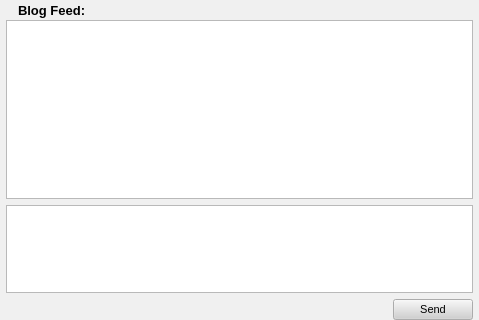
The window that retroshare-gui/src/gui/BlogDialog.ui (RetroShare/RetroShare) describes before a commit, drawn with Qt 5.
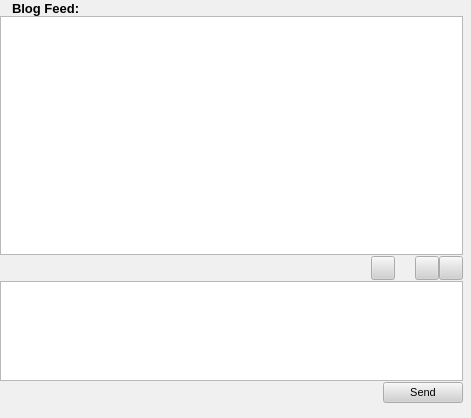
The same window after the commit. Icons and pictures are not drawn.

Commit message: Added the ability to have bold, underlined or font in italics.

What changed in the file:
```diff
--- a/retroshare-gui/src/gui/BlogDialog.ui
+++ b/retroshare-gui/src/gui/BlogDialog.ui
@@ -5,8 +5,8 @@
    <rect>
     <x>0</x>
     <y>0</y>
-    <width>479</width>
-    <height>320</height>
+    <width>471</width>
+    <height>418</height>
    </rect>
   </property>
   <property name="sizePolicy" >
@@ -504,52 +504,29 @@
   <property name="windowIcon" >
    <iconset/>
   </property>
-  <layout class="QGridLayout" >
-   <property name="leftMargin" >
-    <number>6</number>
+  <widget class="QWidget" name="" >
+   <property name="geometry" >
+    <rect>
+     <x>0</x>
+     <y>0</y>
+     <width>463</width>
+     <height>403</height>
+    </rect>
    </property>
-   <property name="topMargin" >
-    <number>0</number>
-   </property>
-   <property name="rightMargin" >
-    <number>6</number>
-   </property>
-   <property name="bottomMargin" >
-    <number>0</number>
-   </property>
-   <item row="0" column="0" >
-    <widget class="QSplitter" name="splitter" >
-     <property name="baseSize" >
-      <size>
-       <width>2</width>
-       <height>0</height>
-      </size>
-     </property>
-     <property name="orientation" >
-      <enum>Qt::Horizontal</enum>
-     </property>
-     <widget class="QWidget" name="layoutWidget" >
       <layout class="QGridLayout" >
        <property name="leftMargin" >
         <number>0</number>
        </property>
-       <property name="topMargin" >
-        <number>0</number>
-       </property>
-       <property name="rightMargin" >
-        <number>0</number>
-       </property>
-       <property name="bottomMargin" >
-        <number>0</number>
-       </property>
        <property name="horizontalSpacing" >
-        <number>0</number>
+     <number>-1</number>
        </property>
        <property name="verticalSpacing" >
-        <number>0</number>
+     <number>1</number>
        </property>
        <item row="0" column="0" >
         <layout class="QGridLayout" >
+      <item row="0" column="0" >
+       <layout class="QGridLayout" >
          <property name="leftMargin" >
           <number>0</number>
          </property>
@@ -568,19 +545,6 @@
          <property name="verticalSpacing" >
           <number>6</number>
          </property>
-         <item row="0" column="1" >
-          <spacer>
-           <property name="orientation" >
-            <enum>Qt::Horizontal</enum>
-           </property>
-           <property name="sizeHint" >
-            <size>
-             <width>181</width>
-             <height>20</height>
-            </size>
-           </property>
-          </spacer>
-         </item>
          <item row="0" column="0" >
           <layout class="QGridLayout" >
            <property name="leftMargin" >
@@ -627,6 +591,19 @@
            </item>
           </layout>
          </item>
+        <item row="0" column="1" >
+         <spacer>
+          <property name="orientation" >
+           <enum>Qt::Horizontal</enum>
+          </property>
+          <property name="sizeHint" >
+           <size>
+            <width>360</width>
+            <height>16</height>
+           </size>
+          </property>
+         </spacer>
+        </item>
         </layout>
        </item>
        <item row="1" column="0" >
@@ -649,12 +626,110 @@
         </widget>
        </item>
       </layout>
-     </widget>
-    </widget>
    </item>
    <item row="1" column="0" >
     <layout class="QGridLayout" >
-     <item row="1" column="0" >
+      <property name="verticalSpacing" >
+       <number>1</number>
+      </property>
+      <item row="0" column="0" >
+       <spacer>
+        <property name="orientation" >
+         <enum>Qt::Horizontal</enum>
+        </property>
+        <property name="sizeHint" >
+         <size>
+          <width>355</width>
+          <height>20</height>
+         </size>
+        </property>
+       </spacer>
+      </item>
+      <item row="0" column="1" colspan="2" >
+       <widget class="QPushButton" name="boldBtn" >
+        <property name="minimumSize" >
+         <size>
+          <width>24</width>
+          <height>24</height>
+         </size>
+        </property>
+        <property name="maximumSize" >
+         <size>
+          <width>24</width>
+          <height>24</height>
+         </size>
+        </property>
+        <property name="toolTip" >
+         <string>Bold</string>
+        </property>
+        <property name="text" >
+         <string/>
+        </property>
+        <property name="icon" >
+         <iconset resource="images.qrc" >:/images/edit-bold.png</iconset>
+        </property>
+        <property name="checkable" >
+         <bool>true</bool>
+        </property>
+       </widget>
+      </item>
+      <item row="0" column="3" >
+       <widget class="QPushButton" name="underlineBtn" >
+        <property name="minimumSize" >
+         <size>
+          <width>24</width>
+          <height>24</height>
+         </size>
+        </property>
+        <property name="maximumSize" >
+         <size>
+          <width>24</width>
+          <height>24</height>
+         </size>
+        </property>
+        <property name="toolTip" >
+         <string>Italic</string>
+        </property>
+        <property name="text" >
+         <string/>
+        </property>
+        <property name="icon" >
+         <iconset resource="images.qrc" >:/images/edit-underline.png</iconset>
+        </property>
+        <property name="checkable" >
+         <bool>true</bool>
+        </property>
+       </widget>
+      </item>
+      <item row="0" column="4" >
+       <widget class="QPushButton" name="italicBtn" >
+        <property name="minimumSize" >
+         <size>
+          <width>24</width>
+          <height>24</height>
+         </size>
+        </property>
+        <property name="maximumSize" >
+         <size>
+          <width>24</width>
+          <height>24</height>
+         </size>
+        </property>
+        <property name="toolTip" >
+         <string>Underline</string>
+        </property>
+        <property name="text" >
+         <string/>
+        </property>
+        <property name="icon" >
+         <iconset resource="images.qrc" >:/images/edit-italic.png</iconset>
+        </property>
+        <property name="checkable" >
+         <bool>true</bool>
+        </property>
+       </widget>
+      </item>
+      <item row="1" column="0" colspan="5" >
       <widget class="QTextEdit" name="lineEdit" >
        <property name="sizePolicy" >
         <sizepolicy vsizetype="Maximum" hsizetype="Expanding" >
@@ -682,11 +757,7 @@
        </property>
       </widget>
      </item>
-    </layout>
-   </item>
-   <item row="2" column="0" >
-    <layout class="QGridLayout" >
-     <item row="0" column="0" >
+      <item row="2" column="0" colspan="2" >
       <spacer>
        <property name="orientation" >
         <enum>Qt::Horizontal</enum>
@@ -699,8 +770,8 @@
        </property>
       </spacer>
      </item>
-     <item row="0" column="1" >
-      <widget class="QPushButton" name="Sendbtn" >
+      <item row="2" column="2" colspan="3" >
+       <widget class="QPushButton" name="sendBtn" >
        <property name="text" >
         <string>Send</string>
        </property>
@@ -709,6 +780,7 @@
     </layout>
    </item>
   </layout>
+  </widget>
   <action name="actionSend" >
    <property name="text" >
     <string>Send</string>
```
Lines whose indentation alone changed are shown as unchanged. The commit also changes 2 other files.
